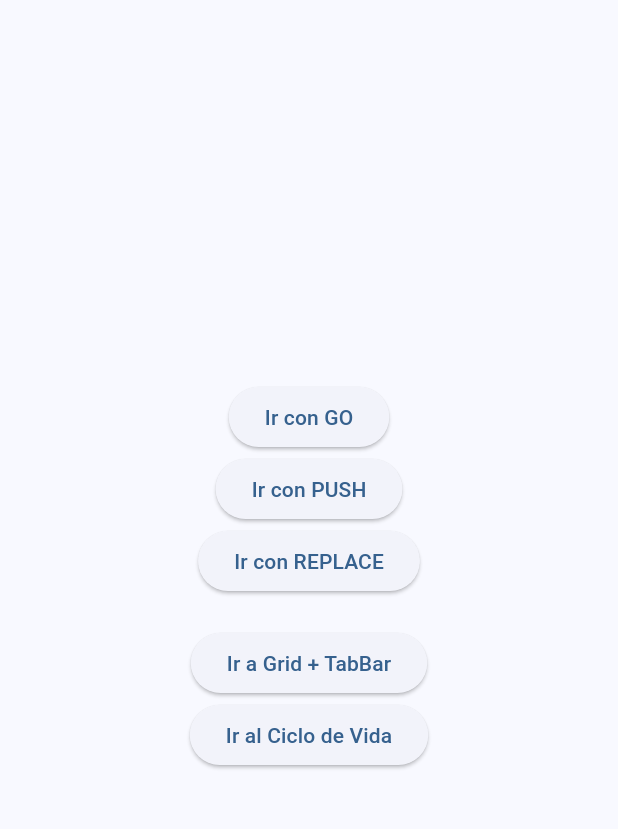
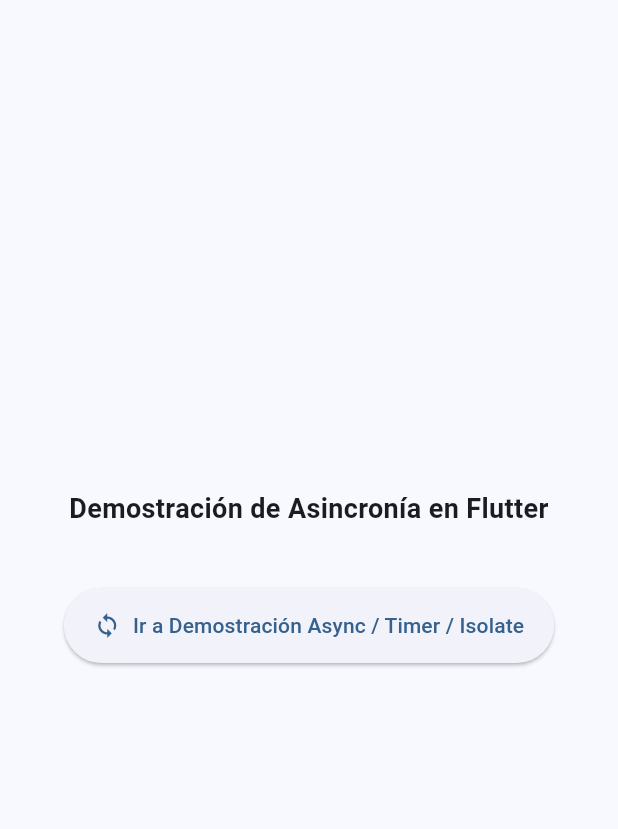
Before and after one commit to JuanCobo01/flutterCurso, a Flutter app: the screen it shows after launch, on a phone screen of 412 x 824 dp, the part 84-913 px from its top. Run offline on Flutter 3.47's test engine with Material 3 defaults, Android fonts, the phone set to English and light mode, and no system bars; our stand-ins replace go_router, skeletonizer.

```diff
--- a/lib/config/app_router.dart
+++ b/lib/config/app_router.dart
@@ -1,32 +1,17 @@
 import 'package:flutter/material.dart';
 import 'package:go_router/go_router.dart';
 import '../ui/views/home_screen.dart';
-import '../ui/views/detalle_screen.dart';
-import '../ui/views/grid_tab_screen.dart';
-import '../ui/views/ciclo_vida_screen.dart';
+import '../ui/views/async_demo_screen.dart';
 
-final appRouter = GoRouter(
-  initialLocation: '/',
+final GoRouter appRouter = GoRouter(
   routes: [
     GoRoute(
       path: '/',
       builder: (context, state) => const HomeScreen(),
     ),
     GoRoute(
-      path: '/detalle/:mensaje/:metodo',
-      builder: (context, state) {
-        final mensaje = state.pathParameters['mensaje']!;
-        final metodo = state.pathParameters['metodo']!;
-        return DetalleScreen(mensaje: mensaje, metodo: metodo);
-      },
-    ),
-    GoRoute(
-      path: '/grid',
-      builder: (context, state) => const GridTabScreen(),
-    ),
-    GoRoute(
-      path: '/ciclo',
-      builder: (context, state) => const CicloVidaScreen(),
+      path: '/async',
+      builder: (context, state) => const AsyncDemoScreen(),
     ),
   ],
 );
--- a/lib/ui/views/home_screen.dart
+++ b/lib/ui/views/home_screen.dart
@@ -13,26 +13,21 @@ class HomeScreen extends StatelessWidget {
         child: Column(
           mainAxisAlignment: MainAxisAlignment.center,
           children: [
-            ElevatedButton(
-              onPressed: () => context.go('/detalle/Hola desde go/go'),
-              child: const Text("Ir con GO"),
+            const Text(
+              "Demostración de Asincronía en Flutter",
+              style: TextStyle(fontSize: 18, fontWeight: FontWeight.bold),
+              textAlign: TextAlign.center,
             ),
-            ElevatedButton(
-              onPressed: () => context.push('/detalle/Hola desde push/push'),
-              child: const Text("Ir con PUSH"),
-            ),
-            ElevatedButton(
-              onPressed: () => context.replace('/detalle/Hola desde replace/replace'),
-              child: const Text("Ir con REPLACE"),
-            ),
-            const SizedBox(height: 20),
-            ElevatedButton(
-              onPressed: () => context.push('/grid'),
-              child: const Text("Ir a Grid + TabBar"),
-            ),
-            ElevatedButton(
-              onPressed: () => context.push('/ciclo'),
-              child: const Text("Ir al Ciclo de Vida"),
+            const SizedBox(height: 40),
+
+            // Botón para ir a la demo asíncrona
+            ElevatedButton.icon(
+              onPressed: () => context.push('/async'),
+              icon: const Icon(Icons.sync),
+              label: const Text("Ir a Demostración Async / Timer / Isolate"),
+              style: ElevatedButton.styleFrom(
+                padding: const EdgeInsets.symmetric(horizontal: 20, vertical: 15),
+              ),
             ),
           ],
         ),
--- a/lib/ui/widgets/custom_drawer.dart
+++ b/lib/ui/widgets/custom_drawer.dart
@@ -8,22 +8,44 @@ class CustomDrawer extends StatelessWidget {
   Widget build(BuildContext context) {
     return Drawer(
       child: ListView(
+        padding: EdgeInsets.zero,
         children: [
           const DrawerHeader(
             decoration: BoxDecoration(color: Colors.blue),
-            child: Text("Menú Navegación", style: TextStyle(color: Colors.white)),
+            child: Text(
+              'Menú de Navegación',
+              style: TextStyle(
+                color: Colors.white,
+                fontSize: 20,
+              ),
+            ),
           ),
           ListTile(
-            title: const Text("Home"),
+            leading: const Icon(Icons.home),
+            title: const Text('Inicio'),
             onTap: () => context.go('/'),
           ),
           ListTile(
-            title: const Text("Grid + Tabs"),
-            onTap: () => context.go('/grid'),
+            leading: const Icon(Icons.hourglass_bottom),
+            title: const Text('Demostración Async'),
+            onTap: () => context.push('/async'),
+          ),
+          const Divider(),
+          ListTile(
+            leading: const Icon(Icons.timer),
+            title: const Text('Cronómetro'),
+            onTap: () {
+              // en caso de que luego se agregue ruta /timer
+              context.push('/timer');
+            },
           ),
           ListTile(
-            title: const Text("Ciclo de Vida"),
-            onTap: () => context.go('/ciclo'),
+            leading: const Icon(Icons.memory),
+            title: const Text('Tarea Pesada (Isolate)'),
+            onTap: () {
+              // en caso de que luego se agregue ruta /isolate
+              context.push('/isolate');
+            },
           ),
         ],
       ),
--- a/pubspec.yaml
+++ b/pubspec.yaml
@@ -12,6 +12,7 @@ dependencies:
     sdk: flutter
   go_router: ^16.2.0
   cupertino_icons: ^1.0.8
+  skeletonizer: ^2.1.0+1
 
 dev_dependencies:
   flutter_test:
```
Also changed, not shown: lib/services/fake_api_service.dart (added, +17 -0 lines), lib/services/heavy_compute.dart (added, +25 -0 lines), lib/ui/views/async_demo_screen.dart (added, +78 -0 lines), lib/ui/views/ciclo_vida_screen.dart (deleted, +0 -56 lines), lib/ui/views/detalle_screen.dart (deleted, +0 -37 lines), lib/ui/views/future_demo.dart (added, +63 -0 lines), lib/ui/views/grid_tab_screen.dart (deleted, +0 -63 lines), lib/ui/views/isolate_demo.dart (added, +56 -0 lines), lib/ui/views/timer_demo.dart (added, +79 -0 lines), pubspec.lock.
